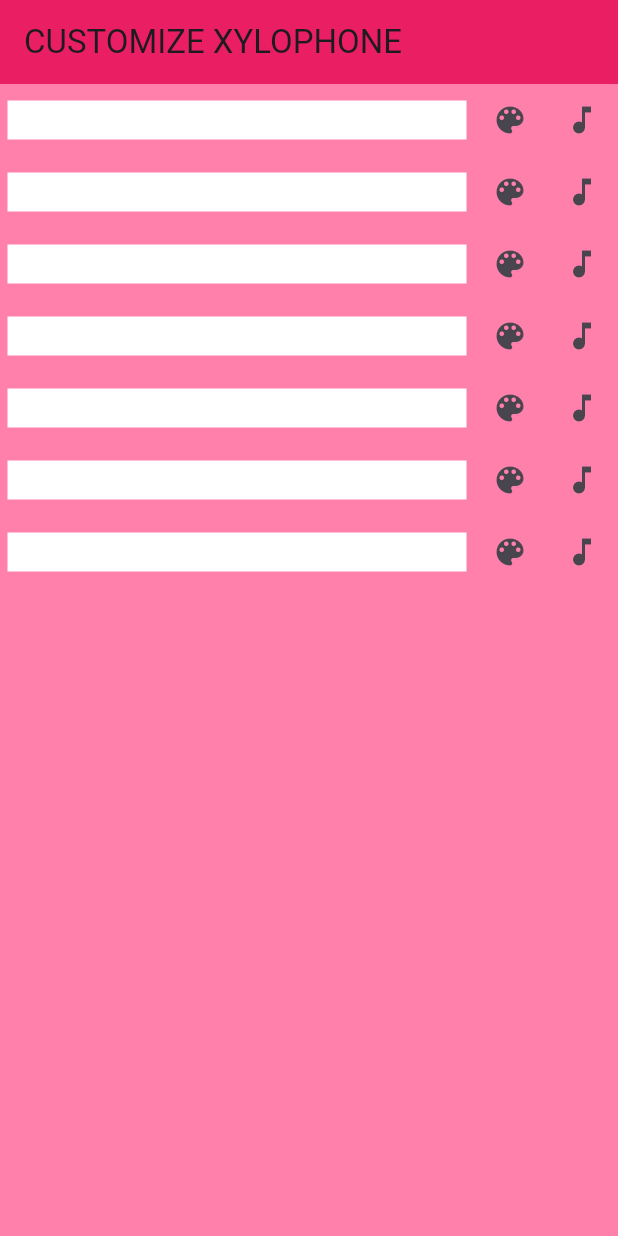
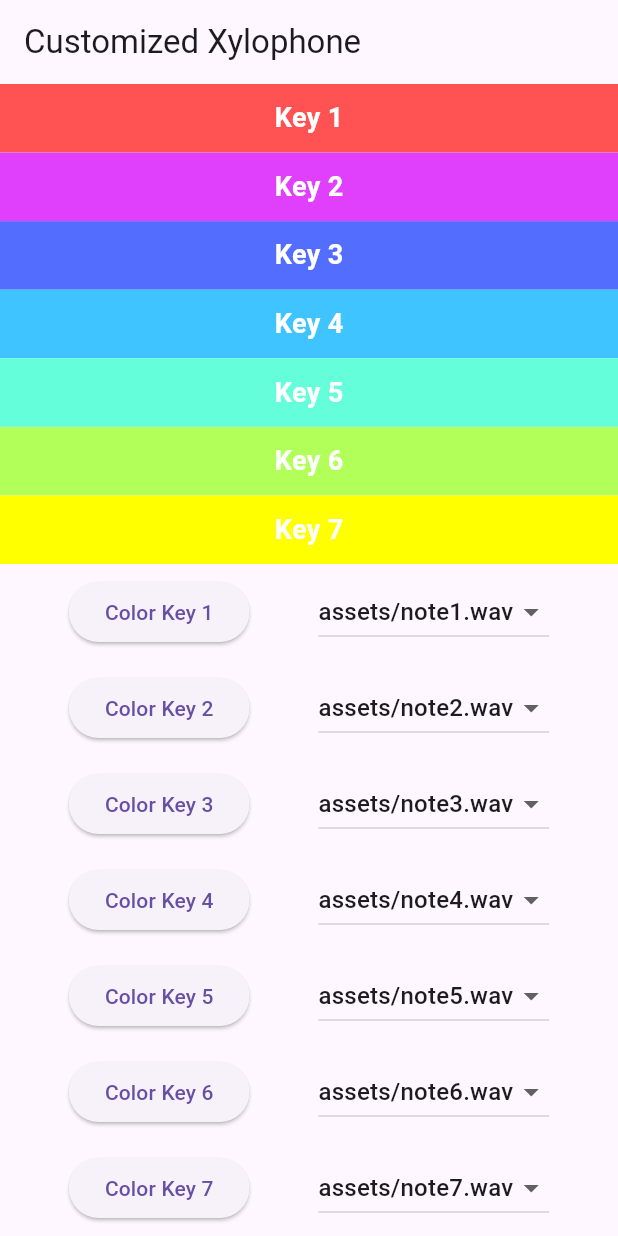
Before and after one commit to ruhma786/Github_projects, a Flutter app: the screen it shows after launch, on a phone screen of 412 x 824 dp. Run offline on Flutter 3.47's test engine with Material 3 defaults, Android fonts, the light colour scheme and no system bars; our stand-ins replace audioplayers, flutter_colorpicker.

Commit message:
add file

```diff
--- a/xylophone_app/lib/main.dart
+++ b/xylophone_app/lib/main.dart
@@ -1,6 +1,6 @@
 import 'package:flutter/material.dart';
 import 'package:audioplayers/audioplayers.dart';
-import 'package:flutter_colorpicker/flutter_colorpicker.dart';  // Import color picker
+import 'package:flutter_colorpicker/flutter_colorpicker.dart';
 
 void main() => runApp(XylophoneApp());
 
@@ -8,144 +8,149 @@ class XylophoneApp extends StatelessWidget {
   @override
   Widget build(BuildContext context) {
     return MaterialApp(
-        debugShowCheckedModeBanner: false,
-      home: XylophoneHomePage(),
+      debugShowCheckedModeBanner: false,
+      title: 'Customized Xylophone',
+      home: Scaffold(
+        appBar: AppBar(
+          title: Text('Customized Xylophone'),
+        ),
+        body: Xylophone(),
+      ),
     );
   }
 }
 
-class XylophoneHomePage extends StatefulWidget {
+class Xylophone extends StatefulWidget {
   @override
-  _XylophoneHomePageState createState() => _XylophoneHomePageState();
+  XylophoneState createState() => XylophoneState();
 }
 
-class _XylophoneHomePageState extends State<XylophoneHomePage> {
-  final AudioCache _audioCache = AudioCache();
-  final List<Color> _keyColors = List.generate(7, (index) => Colors.white);
-  final List<int> _soundNumbers = List.generate(7, (index) => index + 1);
-  final List<bool> _isPressed = List.generate(7, (index) => false); // Track if the key is pressed
+class XylophoneState extends State<Xylophone> {
+  final AudioPlayer _audioPlayer = AudioPlayer(); // AudioPlayer instance
+  List<Color> _keyColors = List<Color>.generate(7, (index) => Colors.accents[index * 2]);
 
-  void playSound(int soundNumber) {
-    _audioCache.play('note$soundNumber.wav');  // Ensure note sounds are in assets
+  // List of available sounds
+  List<String> availableSounds = [
+    'assets/note1.wav',
+    'assets/note2.wav',
+    'assets/note3.wav',
+    'assets/note4.wav',
+    'assets/note5.wav',
+    'assets/note6.wav',
+    'assets/note7.wav'
+  ];
+
+  // List of selected sounds for each key
+  late List<String> _keySounds;
+
+  @override
+  void initState() {
+    super.initState();
+    // Initialize each key with a default sound
+    _keySounds = List<String>.from(availableSounds);
   }
 
-  void changeKeyColor(int index, Color color) {
-    setState(() {
-      _keyColors[index] = color;
-    });
-  }
-
-  void changeSound(int index, int soundNumber) {
-    setState(() {
-      _soundNumbers[index] = soundNumber;
-    });
-  }
-
-  Widget buildKey(int index) {
+  Widget buildKey(int keyIndex) {
     return Expanded(
       child: GestureDetector(
-        onTap: () {
-          playSound(_soundNumbers[index]);
-          setState(() {
-            _isPressed[index] = true;  // Set to true when pressed
-          });
-        },
-        onTapUp: (_) {
-          setState(() {
-            _isPressed[index] = false;  // Reset to false after pressing
-          });
-        },
-        child: Transform.scale(
-          scale: _isPressed[index] ? 1.1 : 1.0,  // Scale up on press
-          child: Container(
-            margin: EdgeInsets.all(5),  // Add some margin for better spacing
-            color: _keyColors[index],
-            child: Center(
-              // child: Text('  ',  Key ${index + 1}//
-              child: Text('  ',
-                style: TextStyle(fontSize: 18, color: Colors.black),
-              ),
-            ),
+        onTap: () => playSound(keyIndex),  // Play the selected sound for the key
+        child: AnimatedContainer(
+          duration: Duration(milliseconds: 200),
+          color: _keyColors[keyIndex],
+          alignment: Alignment.center,
+          child: Text(
+            'Key ${keyIndex + 1}',
+            style: TextStyle(color: Colors.white, fontWeight: FontWeight.bold, fontSize: 18),
           ),
+          curve: Curves.easeInOut,
         ),
       ),
     );
   }
 
-  void openColorPicker(int index) {
-    showDialog(
+  // Play the selected sound for the key
+  void playSound(int index) {
+    _audioPlayer.play(_keySounds[index]);  // Play the sound from assets
+  }
+
+  @override
+  Widget build(BuildContext context) {
+    return Column(
+      crossAxisAlignment: CrossAxisAlignment.stretch,
+      children: [
+        Expanded(
+          child: Column(
+            crossAxisAlignment: CrossAxisAlignment.stretch,
+            children: List.generate(7, (index) => buildKey(index)),
+          ),
+        ),
+        settingsPanel(),
+      ],
+    );
+  }
+
+  // Panel to pick colors and sounds for each key
+  Widget settingsPanel() {
+    return Column(
+      children: [
+        for (int i = 0; i < 7; i++)
+          Padding(
+            padding: const EdgeInsets.symmetric(vertical: 8.0),
+            child: Row(
+              mainAxisAlignment: MainAxisAlignment.spaceEvenly,
+              children: [
+                ElevatedButton(
+                  onPressed: () => pickColor(context, i),  // Pick a color for the key
+                  child: Text('Color Key ${i + 1}'),
+                ),
+                DropdownButton<String>(
+                  value: _keySounds[i],  // Current selected sound for the key
+                  items: availableSounds.map<DropdownMenuItem<String>>((String value) {
+                    return DropdownMenuItem<String>(
+                      value: value,
+                      child: Text(value),
+                    );
+                  }).toList(),
+                  onChanged: (newValue) {
+                    setState(() {
+                      _keySounds[i] = newValue!;  // Update the selected sound for the key
+                    });
+                  },
+                  hint: Text('Select Sound'),  // Show hint text
+                ),
+              ],
+            ),
+          ),
+      ],
+    );
+  }
+
+  // Pick a color for the key
+  Future<void> pickColor(BuildContext context, int index) async {
+    Color pickedColor = _keyColors[index];
+    return showDialog(
       context: context,
       builder: (context) {
         return AlertDialog(
-          title: Text('Choose color for Key ${index + 1}'),
+          title: Text('Pick a color for key ${index + 1}'),
           content: SingleChildScrollView(
-            child: BlockPicker(
+            child: ColorPicker(
               pickerColor: _keyColors[index],
-              onColorChanged: (color) {
-                changeKeyColor(index, color);
+              onColorChanged: (color) => pickedColor = color,
+              pickerAreaHeightPercent: 0.8,
+            ),
+          ),
+          actions: <Widget>[
+            ElevatedButton(
+              child: Text('Done'),
+              onPressed: () {
+                setState(() => _keyColors[index] = pickedColor);
                 Navigator.of(context).pop();
               },
             ),
-          ),
+          ],
         );
       },
     );
   }
-
-  void openSoundPicker(int index) {
-    showDialog(
-      context: context,
-      builder: (context) {
-        return AlertDialog(
-          title: Text('Choose sound for Key ${index + 1}'),
-          content: DropdownButton<int>(
-            value: _soundNumbers[index],
-            items: List.generate(
-              7,
-                  (i) => DropdownMenuItem(
-                child: Text('Sound ${i + 1}'),
-                value: i + 1,
-              ),
-            ),
-            onChanged: (value) {
-              changeSound(index, value ?? 1);
-              Navigator.of(context).pop();
-            },
-          ),
-        );
-      },
-    );
-  }
-
-  @override
-  Widget build(BuildContext context) {
-    return Scaffold(
-      appBar: AppBar(
-        title: Text('CUSTOMIZE XYLOPHONE'),
-        backgroundColor: Colors.pink,  // Adjust AppBar color
-      ),
-      body: Container(
-        color: Colors.pinkAccent[100],  // Set background color
-        child: Column(
-          crossAxisAlignment: CrossAxisAlignment.stretch,
-          children: List.generate(
-            7,
-                (index) => Row(
-              children: [
-                Expanded(child: buildKey(index)),
-                IconButton(
-                  icon: Icon(Icons.color_lens),
-                  onPressed: () => openColorPicker(index),
-                ),
-                IconButton(
-                  icon: Icon(Icons.music_note),
-                  onPressed: () => openSoundPicker(index),
-                ),
-              ],
-            ),
-          ),
-        ),
-      ),
-    );
-  }
 }
```
